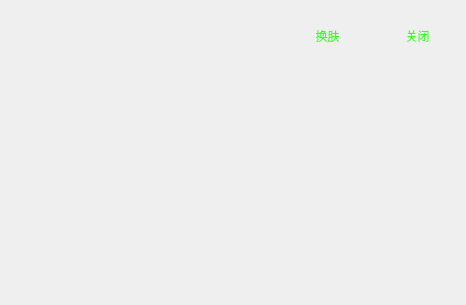
Above: QtWinAero/QtWinAero.ui from KikyoShaw/QtWinAero before the change. Below: the same form after it.
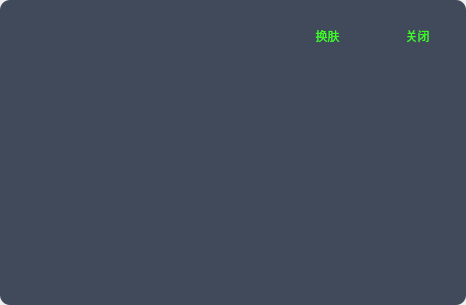
That is the form after the change.

Commit message: win7 Qtwin radius

What changed in the file:
```diff
--- a/QtWinAero/QtWinAero.ui
+++ b/QtWinAero/QtWinAero.ui
@@ -34,8 +34,8 @@
      <property name="styleSheet">
       <string notr="true">#frame
 {
-	/*background-color: rgba(21, 32, 52, 0.95);*/
-	border-radius:8px;
+	background-color: rgba(21, 32, 52, 0.8);
+	border-radius:10px;
 }</string>
      </property>
      <property name="frameShape">
```
The commit also changes 1 other file.
